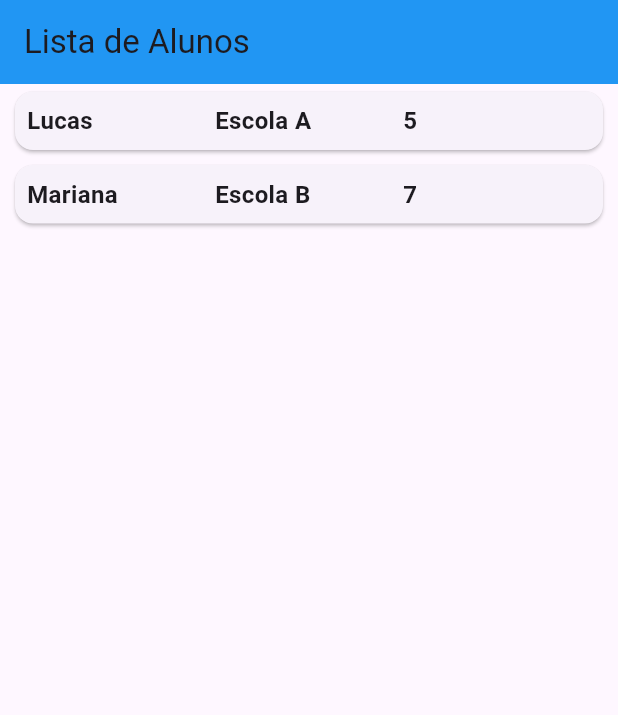
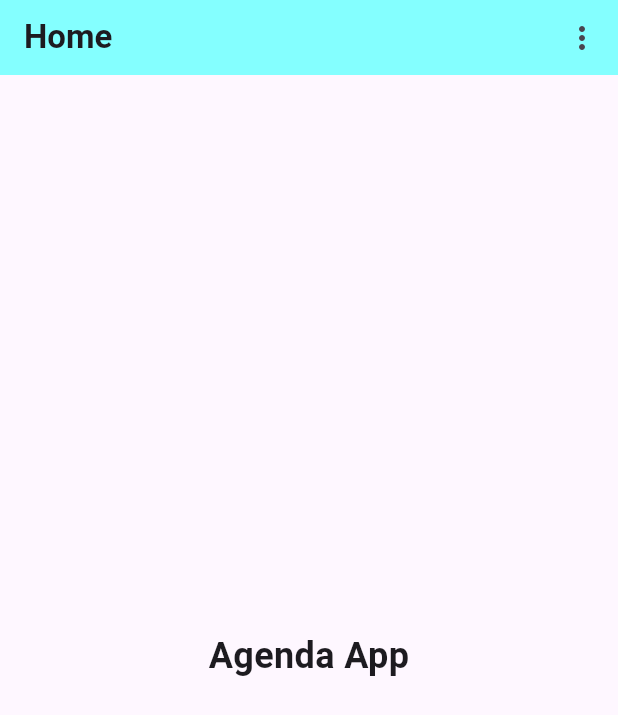
Before and after one commit to raphaelolimpio/agenda, a Flutter app: the screen it shows after launch, on a phone screen of 412 x 824 dp. Shown: the top 715 px of the screen. Run offline on Flutter 3.47's test engine with Material 3 defaults, Android fonts, the phone set to English and light mode, and no system bars; our stand-ins replace table_calendar.

Commit message:
atualização de repositorio

```diff
--- /dev/null
+++ b/lib/DS/components/appBar/custom_appBar.dart
@@ -0,0 +1,49 @@
+import 'package:agenda/DS/components/menu/custom_menu.dart';
+import 'package:flutter/material.dart';
+import 'package:agenda/DS/shared/colors.dart';
+
+class CustomAppBar extends StatelessWidget implements PreferredSizeWidget {
+  final String title;
+  final Color backgroundColor;
+  final Widget? leading;
+
+  const CustomAppBar({
+    super.key,
+    required this.title,
+    this.backgroundColor = cyanColor,
+    this.leading,
+  });
+
+  void _onMenuItemSelected(String value, BuildContext context) {
+    switch (value) {
+      case "profile":
+        Navigator.pushNamed(context, "/profile");
+        break;
+      case "settings":
+        Navigator.pushNamed(context, "/settings");
+        break;
+      case "logout":
+        Navigator.pushNamedAndRemoveUntil(context, "/login", (route) => false);
+        break;
+    }
+  }
+
+  @override
+  Widget build(BuildContext context) {
+    return AppBar(
+      title: Text(
+        title,
+        style: const TextStyle(fontWeight: FontWeight.bold),
+      ),
+      backgroundColor: backgroundColor,
+      leading: leading,
+      actions: [
+        CustomMenu(
+            onItemSelected: (value) => _onMenuItemSelected(value, context)),
+      ],
+    );
+  }
+
+  @override
+  Size get preferredSize => const Size.fromHeight(50);
+}
--- a/lib/DS/components/list/list_view_model.dart
+++ b/lib/DS/components/list/list_view_model.dart
@@ -1,5 +1,3 @@
-import 'package:flutter/material.dart';
-
 enum ListSize { small, medium, large }
 
 enum ListColor { black, white, blue }
--- /dev/null
+++ b/lib/DS/components/menu/custom_menu.dart
@@ -0,0 +1,31 @@
+import 'package:flutter/material.dart';
+
+class CustomMenu extends StatelessWidget {
+  final Function(String) onItemSelected;
+
+  const CustomMenu({super.key, required this.onItemSelected});
+
+  @override
+  Widget build(BuildContext context) {
+    return PopupMenuButton<String>(
+      onSelected: onItemSelected, // Passando a função de navegação aqui
+      itemBuilder: (BuildContext context) {
+        return [
+          const PopupMenuItem<String>(
+            value: "profile",
+            child: Text("Perfil"),
+          ),
+          const PopupMenuItem<String>(
+            value: "settings",
+            child: Text("Configurações"),
+          ),
+          const PopupMenuItem<String>(
+            value: "logout",
+            child: Text("Sair"),
+          ),
+        ];
+      },
+      icon: const Icon(Icons.more_vert),
+    );
+  }
+}
--- /dev/null
+++ b/lib/Page/home_page/home_page.dart
@@ -0,0 +1,47 @@
+import 'package:agenda/DS/components/appBar/custom_appBar.dart';
+import 'package:agenda/DS/shared/colors.dart';
+import 'package:flutter/material.dart';
+
+class HomePage extends StatelessWidget {
+  const HomePage({super.key});
+
+  @override
+  Widget build(BuildContext context) {
+    return Scaffold(
+      appBar: const CustomAppBar(
+        title: 'Home',
+        backgroundColor: cyanColor,
+      ),
+      body: Center(
+        child: LayoutBuilder(
+          builder: (context, constraints) {
+            return SingleChildScrollView(
+              physics: const AlwaysScrollableScrollPhysics(),
+              child: Container(
+                width: constraints.maxWidth * 0.8,
+                height: constraints.maxHeight * 0.8,
+                constraints: BoxConstraints(minWidth: 250, minHeight: 100),
+                padding: EdgeInsets.all(24),
+                child: const Column(
+                  mainAxisSize: MainAxisSize.min,
+                  mainAxisAlignment: MainAxisAlignment.center,
+                  crossAxisAlignment: CrossAxisAlignment.center,
+                  children: [
+                    Text(
+                      'Agenda App',
+                      textAlign: TextAlign.center,
+                      style: TextStyle(
+                        fontSize: 24,
+                        fontWeight: FontWeight.bold,
+                      ),
+                    ),
+                  ],
+                ),
+              ),
+            );
+          },
+        ),
+      ),
+    );
+  }
+}
--- a/lib/main.dart
+++ b/lib/main.dart
@@ -1,47 +1,25 @@
-import 'package:agenda/DS/components/list/list_view_model.dart';
-import 'package:agenda/DS/components/list/list_widget.dart';
+import 'package:agenda/Page/cadastro_page/cadastro_page.dart';
+import 'package:agenda/Page/home_page/home_page.dart';
+import 'package:agenda/Page/inicil_page/inicial_page.dart';
+import 'package:agenda/Page/login_page/login_page.dart';
 import 'package:flutter/material.dart';
 
-class Student {
-  final String name;
-  final String school;
-  final int grade;
-  final String phone;
-
-  Student(
-      {required this.name,
-      required this.school,
-      required this.grade,
-      required this.phone});
+void main() {
+  runApp(MyApp());
 }
 
-void main() {
-  List<Student> students = [
-    Student(name: "Lucas", school: "Escola A", grade: 5, phone: "7777-7777"),
-    Student(name: "Mariana", school: "Escola B", grade: 7, phone: "6666-6666"),
-  ];
-
-  runApp(MaterialApp(
-    debugShowCheckedModeBanner: false,
-    home: ListWidget(
-      viewModel: ListViewModel<Student>(
-        title: "Lista de Alunos",
-        size: ListSize.large,
-        color: ListColor.blue,
-        items: students,
-        visibleColumns: [
-          "Nome",
-          "Escola",
-          "Série"
-        ], // Definir quais colunas aparecem
-        dataExtractor: {
-          "Nome": (student) => student.name,
-          "Escola": (student) => student.school,
-          "Série": (student) => student.grade.toString(),
-          "Telefone": (student) => student.phone,
-        },
-        layout: ListLayout.side,
+class MyApp extends StatelessWidget {
+  @override
+  Widget build(BuildContext context) {
+    return MaterialApp(
+      title: 'Agenda App',
+      theme: ThemeData(
+        primarySwatch: Colors.blue,
       ),
-    ),
-  ));
+      initialRoute: '/',
+      routes: {
+        '/': (context) => HomePage(),
+      },
+    );
+  }
 }
```
Also changed, not shown: lib/DS/components/linkedLabel/linked_label.dart (added, +43 -0 lines), lib/DS/components/linkedLabel/linked_label_view_model.dart (added, +10 -0 lines), lib/DS/shared/style.dart (+15 -0 lines), lib/Page/cadastro_page/cadastro_page.dart (added, +96 -0 lines), lib/Page/calendar_page/calendar_page.dart (added, +47 -0 lines), lib/Page/historic_page/historic_page.dart (added, +47 -0 lines), lib/Page/inicil_page/inicial_page.dart (added, +80 -0 lines), lib/Page/login_page/login_page.dart (added, +94 -0 lines), lib/Page/perfil_adm_page/perfil_adm_page.dart (added, +47 -0 lines), lib/Page/perfil_user_page.dart/perfil_user_page.dart (added, +47 -0 lines).
